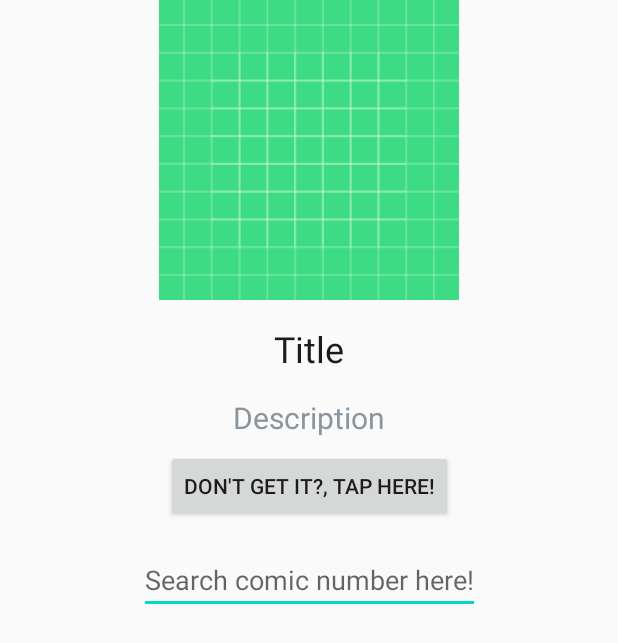
After one commit to MidasCE/ComicReader, an Android app: the layout fragment_comic_screen.xml on its own in the app's theme, with its tools: preview values and no code run, on a phone screen of 412 x 824 dp. The commit adds this screen. Shown: the top 643 px of the screen. Run offline under Robolectric (Android 15) with nearby library versions, the phone set to English and light mode, and no system bars; network calls fail.

Commit message:
Implement core function, webview for explanation page. using mvvm

```diff
--- a/presentation/src/main/AndroidManifest.xml
+++ b/presentation/src/main/AndroidManifest.xml
@@ -10,6 +10,7 @@
         android:label="@string/app_name"
         android:roundIcon="@mipmap/ic_launcher_round"
         android:supportsRtl="true"
+        android:usesCleartextTraffic="true"
         android:theme="@style/AppTheme">
 
 
@@ -22,6 +23,11 @@
             </intent-filter>
         </activity>
 
+
+        <activity android:name=".main.comic.details.ComicExplanationActivity"
+            android:theme="@style/AppTheme.NoActionBar">
+        </activity>
+
     </application>
 
 </manifest>
--- a/presentation/src/main/java/com/example/app/di/FragmentBindingModule.kt
+++ b/presentation/src/main/java/com/example/app/di/FragmentBindingModule.kt
@@ -1,9 +1,13 @@
 package com.example.app.di
 
+import com.example.app.main.comic.ComicScreenFragment
+import com.example.app.main.comic.di.ComicScreenFragmentModule
 import dagger.Module
+import dagger.android.ContributesAndroidInjector
 
 @Module
 abstract class FragmentBindingModule {
-
+    @ContributesAndroidInjector(modules = [ComicScreenFragmentModule::class])
+    abstract fun bindComicScreenFragment(): ComicScreenFragment
 
 }
--- /dev/null
+++ b/presentation/src/main/res/layout/fragment_comic_screen.xml
@@ -0,0 +1,77 @@
+<?xml version="1.0" encoding="utf-8"?>
+<androidx.constraintlayout.widget.ConstraintLayout xmlns:android="http://schemas.android.com/apk/res/android"
+    android:layout_width="match_parent"
+    android:layout_height="match_parent"
+    xmlns:app="http://schemas.android.com/apk/res-auto"
+    xmlns:tools="http://schemas.android.com/tools">
+
+    <ImageView
+        android:id="@+id/mainImageView"
+        android:layout_width="0dp"
+        android:layout_height="200dp"
+        app:layout_constraintEnd_toEndOf="parent"
+        app:layout_constraintHorizontal_bias="0.0"
+        app:layout_constraintStart_toStartOf="parent"
+        app:layout_constraintTop_toTopOf="parent"
+        tools:src="@drawable/ic_launcher_background" />
+
+    <ProgressBar
+        android:id="@+id/progressBar"
+        android:visibility="gone"
+        style="?android:attr/progressBarStyle"
+        android:layout_width="wrap_content"
+        android:layout_height="wrap_content"
+        app:layout_constraintBottom_toBottomOf="parent"
+        app:layout_constraintEnd_toEndOf="parent"
+        app:layout_constraintStart_toStartOf="parent"
+        app:layout_constraintTop_toTopOf="parent" />
+
+    <TextView
+        android:id="@+id/titleTextView"
+        android:layout_width="wrap_content"
+        android:layout_height="wrap_content"
+        android:layout_marginTop="16dp"
+        android:textColor="@color/colorBlackPrimary"
+        android:textSize="24sp"
+        app:layout_constraintEnd_toEndOf="parent"
+        app:layout_constraintStart_toStartOf="parent"
+        app:layout_constraintTop_toBottomOf="@+id/mainImageView"
+        tools:text="Title" />
+
+    <TextView
+        android:id="@+id/altTextView"
+        android:layout_width="match_parent"
+        android:textAlignment="center"
+        android:layout_height="wrap_content"
+        android:layout_marginTop="16dp"
+        android:layout_marginStart="16dp"
+        android:layout_marginEnd="16dp"
+        android:textColor="@color/colorGreyPrimary"
+        android:textSize="20sp"
+        app:layout_constraintEnd_toEndOf="parent"
+        app:layout_constraintStart_toStartOf="parent"
+        app:layout_constraintTop_toBottomOf="@+id/titleTextView"
+        tools:text="Description" />
+
+    <Button
+        android:id="@+id/explanationButton"
+        android:layout_width="wrap_content"
+        android:layout_height="wrap_content"
+        android:layout_marginTop="8dp"
+        android:text="@string/explanationButton"
+        app:layout_constraintEnd_toEndOf="parent"
+        app:layout_constraintStart_toStartOf="parent"
+        app:layout_constraintTop_toBottomOf="@+id/altTextView" />
+
+    <EditText
+        android:id="@+id/searchEditText"
+        android:layout_width="wrap_content"
+        android:layout_height="wrap_content"
+        android:layout_marginTop="16dp"
+        android:inputType="text"
+        android:hint="@string/searchComicHint"
+        app:layout_constraintEnd_toEndOf="parent"
+        app:layout_constraintStart_toStartOf="parent"
+        app:layout_constraintTop_toBottomOf="@+id/explanationButton" />
+
+</androidx.constraintlayout.widget.ConstraintLayout>
--- a/presentation/src/main/res/values/strings.xml
+++ b/presentation/src/main/res/values/strings.xml
@@ -3,4 +3,6 @@
     <string name="description">Description: %s</string>
     <string name="date">Date: %s</string>
     <string name="price">Price: %s</string>
+    <string name="explanationButton">Don\'t get it?, tap here!</string>
+    <string name="searchComicHint">Search comic number here!</string>
 </resources>
```
Also changed, not shown: presentation/src/main/java/com/example/app/core/AppDatabase.kt (deleted, +0 -37 lines), presentation/src/main/java/com/example/app/core/Event.kt (added, +25 -0 lines), presentation/src/main/java/com/example/app/core/EventObserver.kt (added, +17 -0 lines), presentation/src/main/java/com/example/app/main/comic/ComicScreenFragment.kt (added, +153 -0 lines), presentation/src/main/java/com/example/app/main/comic/details/ComicExplanationActivity.kt (added, +38 -0 lines), presentation/src/main/java/com/example/app/main/comic/di/ComicScreenFragmentModule.kt (added, +22 -0 lines), presentation/src/main/java/com/example/app/main/comic/viewmodel/ComicScreenViewModel.kt (added, +79 -0 lines), presentation/src/main/java/com/example/app/main/view/MainActivity.kt (+8 -0 lines), presentation/src/main/res/layout/activity_comic_explain.xml (added, +17 -0 lines), presentation/src/main/res/layout/comic_item_view.xml (added, +21 -0 lines).
